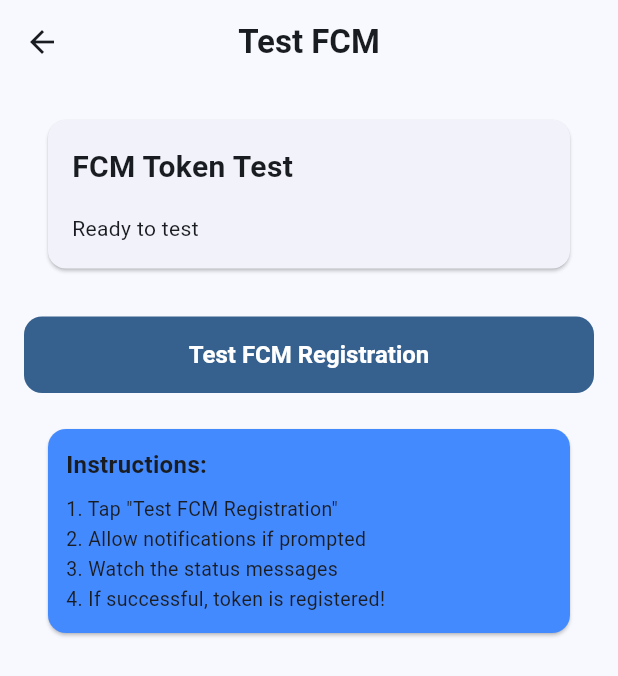
After one commit to johnverz22/snhs-student-attendance-monitoring, a Flutter app: the MainNavigation screen opened directly, after a tap on the "bug report" icon, on a phone screen of 412 x 824 dp. The commit adds this screen. Shown: the top 676 px of the screen. Run offline on Flutter 3.47's test engine with Material 3 defaults, Android fonts, the phone set to English and light mode, and no system bars; our stand-ins replace firebase_core, firebase_messaging, geolocator, shared_preferences; missing offline and left inert: qr_code_scanner; accounts and stored records are empty; network calls fail.

Commit message:
Fix FCM token registration

```diff
--- a/parent_app/lib/screens/home_screen.dart
+++ b/parent_app/lib/screens/home_screen.dart
@@ -5,6 +5,7 @@ import '../services/attendance_service.dart';
 import '../models/attendance_record.dart';
 import 'attendance_history_screen.dart';
 import 'manage_students_screen.dart';
+import 'test_fcm_screen.dart';
 
 class HomeScreen extends StatelessWidget {
   final bool showAppBar;
@@ -17,9 +18,21 @@ class HomeScreen extends StatelessWidget {
     final theme = Theme.of(context);
 
     return Scaffold(
-      appBar: showAppBar
-          ? AppBar(title: const Text('Sto. Rosario National High School'))
-          : null,
+      appBar: AppBar(
+        title: const Text('Sto. Rosario National High School'),
+        actions: [
+          // Test FCM button
+          IconButton(
+            icon: const Icon(Icons.bug_report),
+            tooltip: 'Test FCM',
+            onPressed: () {
+              Navigator.of(context).push(
+                MaterialPageRoute(builder: (context) => const TestFCMScreen()),
+              );
+            },
+          ),
+        ],
+      ),
       body: SafeArea(
         child: RefreshIndicator(
           onRefresh: () => _handleRefresh(context, authProvider),
--- a/parent_app/lib/screens/main_navigation.dart
+++ b/parent_app/lib/screens/main_navigation.dart
@@ -34,21 +34,32 @@ class _MainNavigationState extends State<MainNavigation> {
         listen: false,
       );
 
-      // Initialize Pushy SDK
+      // Initialize Firebase Messaging
+      debugPrint('🔔 Initializing notification service...');
       await notificationService.initialize();
+      debugPrint('✅ Notification service initialized');
 
       // Register device token with backend
       final authService = AuthService();
       final token = await authService.getToken();
 
       if (token != null) {
-        await notificationService.registerDeviceToken(token);
+        debugPrint('🔑 Registering device token with backend...');
+        final success = await notificationService.registerDeviceToken(token);
+        if (success) {
+          debugPrint('✅ Device token registered successfully');
+        } else {
+          debugPrint('❌ Failed to register device token');
+        }
+      } else {
+        debugPrint('⚠️  No auth token available for device token registration');
       }
 
       _notificationInitialized = true;
-    } catch (e) {
-      // Silently fail - notifications are not critical
-      debugPrint('Error initializing notifications: $e');
+    } catch (e, stackTrace) {
+      // Log error details for debugging
+      debugPrint('❌ Error initializing notifications: $e');
+      debugPrint('Stack trace: $stackTrace');
       // Mark as initialized to prevent repeated attempts
       _notificationInitialized = true;
     }
--- /dev/null
+++ b/parent_app/lib/screens/test_fcm_screen.dart
@@ -0,0 +1,202 @@
+import 'package:flutter/material.dart';
+import 'package:flutter/services.dart';
+import 'package:firebase_messaging/firebase_messaging.dart';
+import 'package:http/http.dart' as http;
+import 'dart:convert';
+import '../config/api_config.dart';
+import '../services/auth_service.dart';
+
+/// Test screen for FCM token registration
+/// Add this to test Firebase manually
+class TestFCMScreen extends StatefulWidget {
+  const TestFCMScreen({super.key});
+
+  @override
+  State<TestFCMScreen> createState() => _TestFCMScreenState();
+}
+
+class _TestFCMScreenState extends State<TestFCMScreen> {
+  String _status = 'Ready to test';
+  String? _fcmToken;
+  bool _isLoading = false;
+
+  Future<void> _testFCM() async {
+    setState(() {
+      _isLoading = true;
+      _status = 'Testing FCM...';
+    });
+
+    try {
+      // Step 1: Request notification permission
+      setState(() => _status = 'Step 1: Requesting permission...');
+      final messaging = FirebaseMessaging.instance;
+      final settings = await messaging.requestPermission(
+        alert: true,
+        badge: true,
+        sound: true,
+      );
+
+      if (settings.authorizationStatus == AuthorizationStatus.authorized) {
+        setState(() => _status = 'Step 1: ✅ Permission granted');
+      } else {
+        setState(() => _status = 'Step 1: ❌ Permission denied');
+        return;
+      }
+
+      await Future.delayed(const Duration(seconds: 1));
+
+      // Step 2: Get FCM token
+      setState(() => _status = 'Step 2: Getting FCM token...');
+      final token = await messaging.getToken();
+
+      if (token != null) {
+        setState(() {
+          _fcmToken = token;
+          _status = 'Step 2: ✅ Got FCM token\n${token.substring(0, 50)}...';
+        });
+      } else {
+        setState(() => _status = 'Step 2: ❌ FCM token is null');
+        return;
+      }
+
+      await Future.delayed(const Duration(seconds: 1));
+
+      // Step 3: Register with backend
+      setState(() => _status = 'Step 3: Registering with backend...');
+      final authService = AuthService();
+      final authToken = await authService.getToken();
+
+      if (authToken == null) {
+        setState(() => _status = 'Step 3: ❌ Not logged in');
+        return;
+      }
+
+      final response = await http.post(
+        Uri.parse(ApiConfig.getFullUrl(ApiConfig.registerPushToken)),
+        headers: {
+          'Content-Type': 'application/json',
+          'Authorization': 'Bearer $authToken',
+        },
+        body: jsonEncode({'deviceToken': token, 'platform': 'android'}),
+      );
+
+      if (response.statusCode == 200) {
+        final data = jsonDecode(response.body);
+        if (data['success'] == true) {
+          setState(
+            () =>
+                _status = 'Step 3: ✅ Registered successfully!\n\nAll done! 🎉',
+          );
+        } else {
+          setState(
+            () => _status = 'Step 3: ❌ Backend error: ${data['message']}',
+          );
+        }
+      } else {
+        setState(() => _status = 'Step 3: ❌ HTTP ${response.statusCode}');
+      }
+    } catch (e, stackTrace) {
+      setState(
+        () => _status =
+            '❌ Error: $e\n\nStack: ${stackTrace.toString().substring(0, 200)}',
+      );
+    } finally {
+      setState(() => _isLoading = false);
+    }
+  }
+
+  @override
+  Widget build(BuildContext context) {
+    return Scaffold(
+      appBar: AppBar(title: const Text('Test FCM')),
+      body: Padding(
+        padding: const EdgeInsets.all(16.0),
+        child: Column(
+          crossAxisAlignment: CrossAxisAlignment.stretch,
+          children: [
+            Card(
+              child: Padding(
+                padding: const EdgeInsets.all(16.0),
+                child: Column(
+                  crossAxisAlignment: CrossAxisAlignment.start,
+                  children: [
+                    const Text(
+                      'FCM Token Test',
+                      style: TextStyle(
+                        fontSize: 20,
+                        fontWeight: FontWeight.bold,
+                      ),
+                    ),
+                    const SizedBox(height: 16),
+                    Text(_status, style: const TextStyle(fontSize: 14)),
+                    if (_fcmToken != null) ...[
+                      const SizedBox(height: 16),
+                      const Text(
+                        'Full Token:',
+                        style: TextStyle(fontWeight: FontWeight.bold),
+                      ),
+                      const SizedBox(height: 8),
+                      SelectableText(
+                        _fcmToken!,
+                        style: const TextStyle(fontSize: 12),
+                      ),
+                      const SizedBox(height: 8),
+                      ElevatedButton.icon(
+                        onPressed: () {
+                          Clipboard.setData(ClipboardData(text: _fcmToken!));
+                          ScaffoldMessenger.of(context).showSnackBar(
+                            const SnackBar(content: Text('Token copied!')),
+                          );
+                        },
+                        icon: const Icon(Icons.copy),
+                        label: const Text('Copy Token'),
+                      ),
+                    ],
+                  ],
+                ),
+              ),
+            ),
+            const SizedBox(height: 24),
+            FilledButton(
+              onPressed: _isLoading ? null : _testFCM,
+              child: _isLoading
+                  ? const SizedBox(
+                      height: 20,
+                      width: 20,
+                      child: CircularProgressIndicator(
+                        strokeWidth: 2,
+                        color: Colors.white,
+                      ),
+                    )
+                  : const Text('Test FCM Registration'),
+            ),
+            const SizedBox(height: 16),
+            const Card(
+              color: Colors.blueAccent,
+              child: Padding(
+                padding: EdgeInsets.all(12.0),
+                child: Column(
+                  crossAxisAlignment: CrossAxisAlignment.start,
+                  children: [
+                    Text(
+                      'Instructions:',
+                      style: TextStyle(fontWeight: FontWeight.bold),
+                    ),
+                    SizedBox(height: 8),
+                    Text(
+                      '1. Tap "Test FCM Registration"\n'
+                      '2. Allow notifications if prompted\n'
+                      '3. Watch the status messages\n'
+                      '4. If successful, token is registered!',
+                      style: TextStyle(fontSize: 13),
+                    ),
+                  ],
+                ),
+              ),
+            ),
+          ],
+        ),
+      ),
+    );
+  }
+}
--- a/parent_app/lib/services/notification_service.dart
+++ b/parent_app/lib/services/notification_service.dart
@@ -52,11 +52,21 @@ class NotificationService extends ChangeNotifier {
       }
 
       // Get FCM token
+      debugPrint('📱 Requesting FCM token from Firebase...');
       _deviceToken = await _firebaseMessaging.getToken();
-      debugPrint('FCM device token: $_deviceToken');
 
       if (_deviceToken != null) {
+        debugPrint(
+          '✅ FCM device token received: ${_deviceToken!.substring(0, 50)}...',
+        );
         await _saveDeviceToken(_deviceToken!);
+      } else {
+        debugPrint(
+          '❌ FCM token is null! Firebase might not be configured properly.',
+        );
+        debugPrint(
+          '   Check: google-services.json (Android) or GoogleService-Info.plist (iOS)',
+        );
       }
 
       // Listen for token refresh
```
